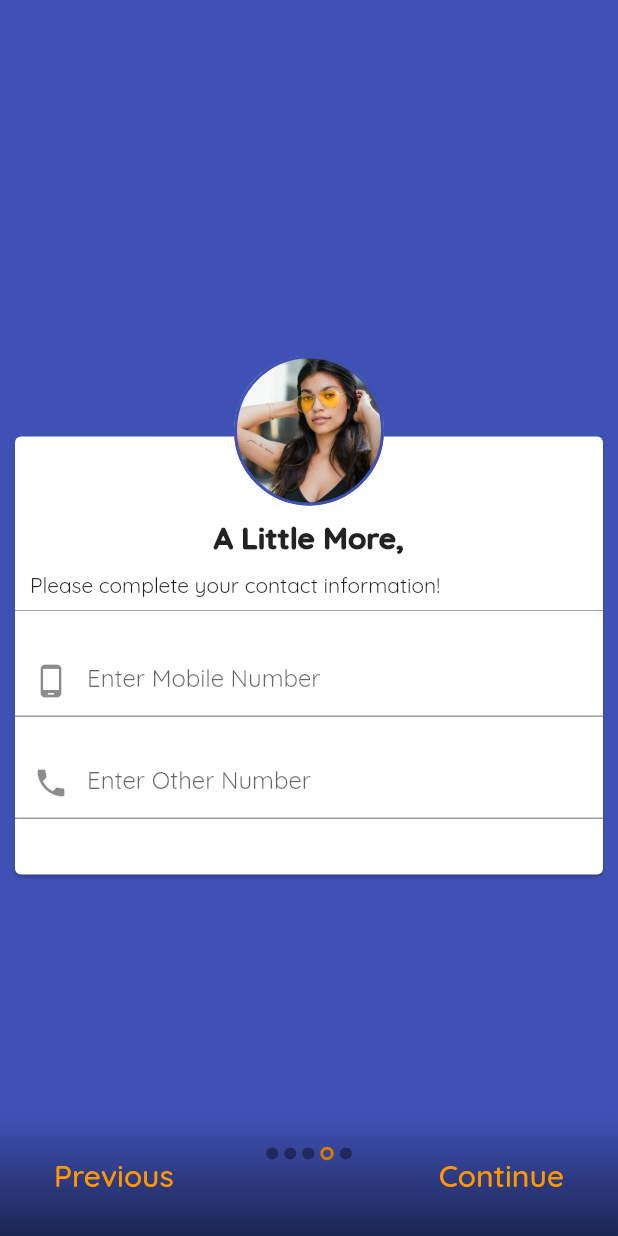
After one commit to chrisoftech/fashionet, a Flutter app: the ProfileFormWizard screen opened directly, swiped to page 4, on a phone screen of 412 x 824 dp. The commit adds this screen. Run offline on Flutter 3.47's test engine with Material 2 defaults, Android fonts, the phone set to English and light mode, and no system bars; our stand-ins replace bloc, cloud_firestore, country_code_picker, equatable, firebase_auth, flutter_bloc; accounts and stored records are empty.

Commit message:
Created & designed profile-form-wizard page, Created blank profile-repository, Commented authentication methods in user-repository, Hard-coded navigation to profile-wizard form in login-form, Created & designed profile-bio-form widget, Created & designed profile-business-form widget, Created & designedprofile-contact-form widget, Created & designed profile-image-form widget, Created & designed profile-location-form widget.

```diff
--- a/lib/main.dart
+++ b/lib/main.dart
@@ -48,6 +48,7 @@ class MyApp extends StatelessWidget {
           return SplashPage();
         } else if (state is Authenticated) {
           return HomePage(phoneNumber: state.phoneNumber);
+          // return ProfileFormWizard();
         } else if (state is Unauthenticated) {
           return IntroPage(userRepository: _userRepository);
           // return AuthenticationPage(userRepository: _userRepository);
--- /dev/null
+++ b/lib/modules/admin/profile_formwizard.dart
@@ -0,0 +1,155 @@
+import 'package:fashionet/widgets/widgets.dart';
+import 'package:flutter/material.dart';
+
+class ProfileFormWizard extends StatefulWidget {
+  @override
+  _ProfileFormWizardState createState() => _ProfileFormWizardState();
+}
+
+class _ProfileFormWizardState extends State<ProfileFormWizard> {
+  final _pageController = PageController(initialPage: 0, keepPage: true);
+  PageView _pageView;
+
+  int _currentWizardPageIndex = 0;
+
+  @override
+  void dispose() {
+    super.dispose();
+
+    _pageController.dispose();
+  }
+
+  void _jumpToPreviousPage() {
+    if (_currentWizardPageIndex == 0) {
+      Navigator.of(context).pop();
+    } else {
+      _pageController.jumpToPage(--_currentWizardPageIndex);
+    }
+  }
+
+  void _jumpToNextPage() {
+    if (_currentWizardPageIndex == 4) {
+      Navigator.of(context).pushReplacementNamed('/home');
+    } else {
+      _pageController.jumpToPage(++_currentWizardPageIndex);
+    }
+  }
+
+  @override
+  Widget build(BuildContext context) {
+    _pageView = PageView(
+      physics: NeverScrollableScrollPhysics(),
+      controller: _pageController,
+      onPageChanged: (int index) {
+        setState(() {
+          _currentWizardPageIndex = index;
+        });
+      },
+      children: <Widget>[
+        ProfileImageForm(),
+        ProfileBioForm(),
+        ProfileBusinessForm(),
+        ProfileContactForm(),
+        ProfileLocationForm(),
+      ],
+    );
+
+    return Scaffold(
+      backgroundColor: Theme.of(context).primaryColor,
+      body: Stack(
+        children: <Widget>[
+          _pageView,
+          _buildFormWizardIndicator(),
+          _buildFormWizardActions()
+        ],
+      ),
+    );
+  }
+
+  Widget _buildActiveWizardPage() {
+    return Container(
+      width: 9.0,
+      height: 9.0,
+      margin: EdgeInsets.symmetric(vertical: 10.0, horizontal: 2.0),
+      decoration: BoxDecoration(
+        shape: BoxShape.circle,
+        color: Colors.transparent,
+        border: Border.all(width: 2.0, color: Theme.of(context).accentColor),
+      ),
+    );
+  }
+
+  Widget _buildInactiveWizardPage() {
+    return Container(
+        width: 8.0,
+        height: 8.0,
+        margin: EdgeInsets.symmetric(vertical: 10.0, horizontal: 2.0),
+        decoration: BoxDecoration(
+            shape: BoxShape.circle, color: Color.fromRGBO(0, 0, 0, 0.4)));
+  }
+
+  Widget _buildFormWizardIndicator() {
+    List<Widget> dots = [];
+
+    for (int i = 0; i < 5; i++) {
+      dots.add(i == _currentWizardPageIndex
+          ? _buildActiveWizardPage()
+          : _buildInactiveWizardPage());
+    }
+
+    return Positioned(
+      left: 0.0,
+      right: 0.0,
+      bottom: 20.0,
+      height: 70.0,
+      child: Row(
+        mainAxisAlignment: MainAxisAlignment.center,
+        children: dots,
+      ),
+    );
+  }
+
+  Widget _buildFormWizardActions() {
+    return Positioned(
+      left: 0.0,
+      right: 0.0,
+      bottom: 0.0,
+      height: 80.0,
+      child: Container(
+        padding: const EdgeInsets.symmetric(horizontal: 20.0),
+        decoration: BoxDecoration(
+          gradient: LinearGradient(
+              begin: Alignment.topCenter,
+              end: Alignment.bottomCenter,
+              colors: [
+                Colors.transparent,
+                Colors.black54,
+              ]),
+        ),
+        child: Row(
+          mainAxisAlignment: MainAxisAlignment.spaceBetween,
+          children: <Widget>[
+            FlatButton(
+              splashColor: Colors.white30,
+              child: Text(
+                _currentWizardPageIndex == 0 ? 'Logout' : 'Previous',
+                style: TextStyle(
+                    color: Theme.of(context).accentColor, fontSize: 20.0),
+              ),
+              onPressed: _jumpToPreviousPage,
+            ),
+            FlatButton(
+              splashColor: Colors.white30,
+              child: Text(
+                _currentWizardPageIndex == 4 ? 'Complete' : 'Continue',
+                style: TextStyle(
+                    color: Theme.of(context).accentColor, fontSize: 20.0),
+              ),
+              onPressed: _jumpToNextPage,
+            ),
+          ],
+        ),
+      ),
+    );
+  }
+}
--- a/lib/modules/modules.dart
+++ b/lib/modules/modules.dart
@@ -1,3 +1,5 @@
+export 'admin/profile_formwizard.dart';
+
 export 'authentication/authentication_page.dart';
 export 'authentication/intro_page.dart';
 
--- /dev/null
+++ b/lib/widgets/profile/profile_contactform.dart
@@ -0,0 +1,91 @@
+import 'package:flutter/material.dart';
+
+class ProfileContactForm extends StatelessWidget {
+  @override
+  Widget build(BuildContext context) {
+    return Container(
+      child: Center(
+        child: Container(
+          height: 350.0,
+          width: 400.0,
+          // color: Colors.teal,
+          child: Stack(
+            children: <Widget>[
+              Positioned(
+                left: 0.0,
+                right: 0.0,
+                bottom: 0.0,
+                height: 300.0,
+                child: Card(
+                  child: Container(
+                    padding: EdgeInsets.only(top: 55.0),
+                    child: SingleChildScrollView(
+                      child: Column(
+                        children: <Widget>[
+                          Text(
+                            'A Little More,',
+                            style: TextStyle(
+                              fontSize: 20.0,
+                              fontWeight: FontWeight.w900,
+                            ),
+                          ),
+                          SizedBox(height: 10.0),
+                          Row(
+                            children: <Widget>[
+                              SizedBox(width: 10.0),
+                              Text(
+                                'Please complete your contact information!',
+                                style: TextStyle(),
+                              ),
+                            ],
+                          ),
+                          Divider(
+                            color: Colors.grey,
+                          ),
+                          SizedBox(height: 15.0),
+                          TextFormField(
+                            keyboardType: TextInputType.number,
+                            decoration: InputDecoration(
+                              hintText: 'Enter Mobile Number',
+                              prefixIcon: Icon(Icons.phone_android),
+                            ),
+                          ),
+                          SizedBox(height: 20.0),
+                          TextFormField(
+                            keyboardType: TextInputType.number,
+                            decoration: InputDecoration(
+                              hintText: 'Enter Other Number',
+                              prefixIcon: Icon(Icons.phone),
+                            ),
+                          ),
+                        ],
+                      ),
+                    ),
+                  ),
+                ),
+              ),
+              Align(
+                alignment: Alignment.topCenter,
+                child: Container(
+                  height: 100.0,
+                  width: 100.0,
+                  // color: Colors.grey,
+                  decoration: BoxDecoration(
+                    shape: BoxShape.circle,
+                    color: Theme.of(context).primaryColor,
+                    border: Border.all(
+                        width: 2.0, color: Theme.of(context).primaryColor),
+                    image: DecorationImage(
+                        image: AssetImage('assets/images/temp7.jpg'),
+                        fit: BoxFit.cover),
+                  ),
+                  // child: Icon(Icons.person_outline, size: 70.0, color: Colors.white),
+                ),
+              ),
+            ],
+          ),
+        ),
+      ),
+    );
+  }
+}
--- a/lib/widgets/widgets.dart
+++ b/lib/widgets/widgets.dart
@@ -1,2 +1,8 @@
 export 'authentication/login_form.dart';
 export 'authentication/verify_phoneform.dart';
+
+export 'profile/profile_bioform.dart';
+export 'profile/profile_businessform.dart';
+export 'profile/profile_contactform.dart';
+export 'profile/profile_imageform.dart';
+export 'profile/profile_locationform.dart';
```
Also changed, not shown: lib/repositories/profile_repository.dart (added, +12 -0 lines), lib/repositories/user_repository.dart (+14 -14 lines), lib/widgets/authentication/login_form.dart (+7 -2 lines), lib/widgets/profile/profile_bioform.dart (added, +74 -0 lines), lib/widgets/profile/profile_businessform.dart (added, +90 -0 lines), lib/widgets/profile/profile_imageform.dart (added, +65 -0 lines), lib/widgets/profile/profile_locationform.dart (added, +83 -0 lines).
